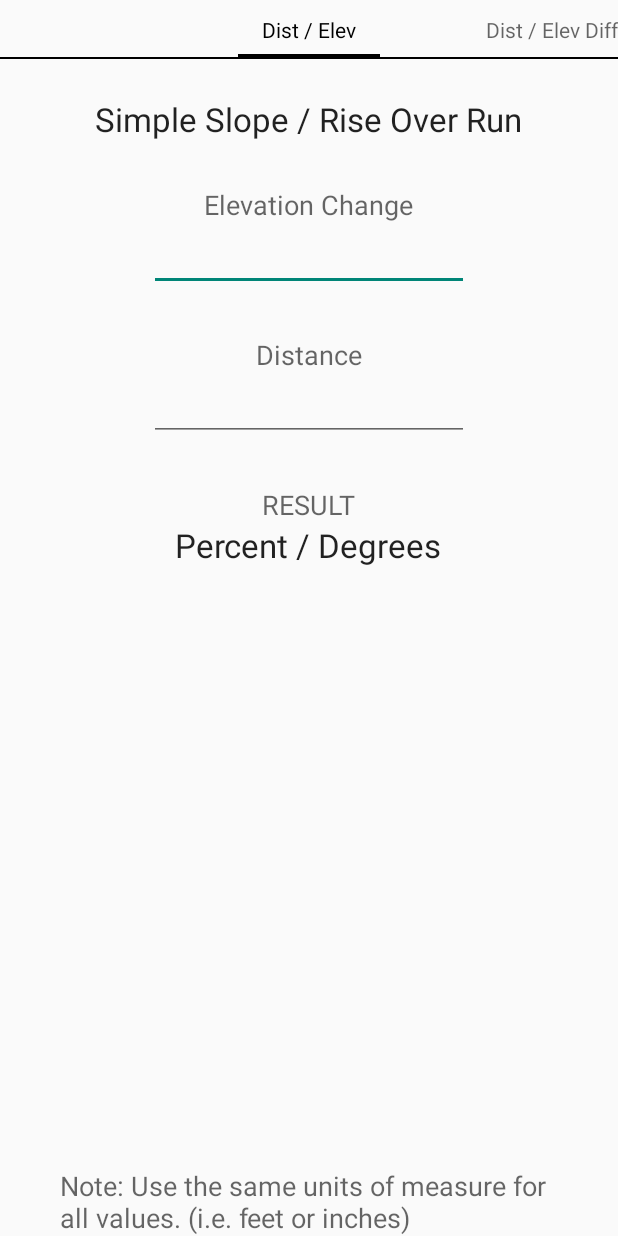
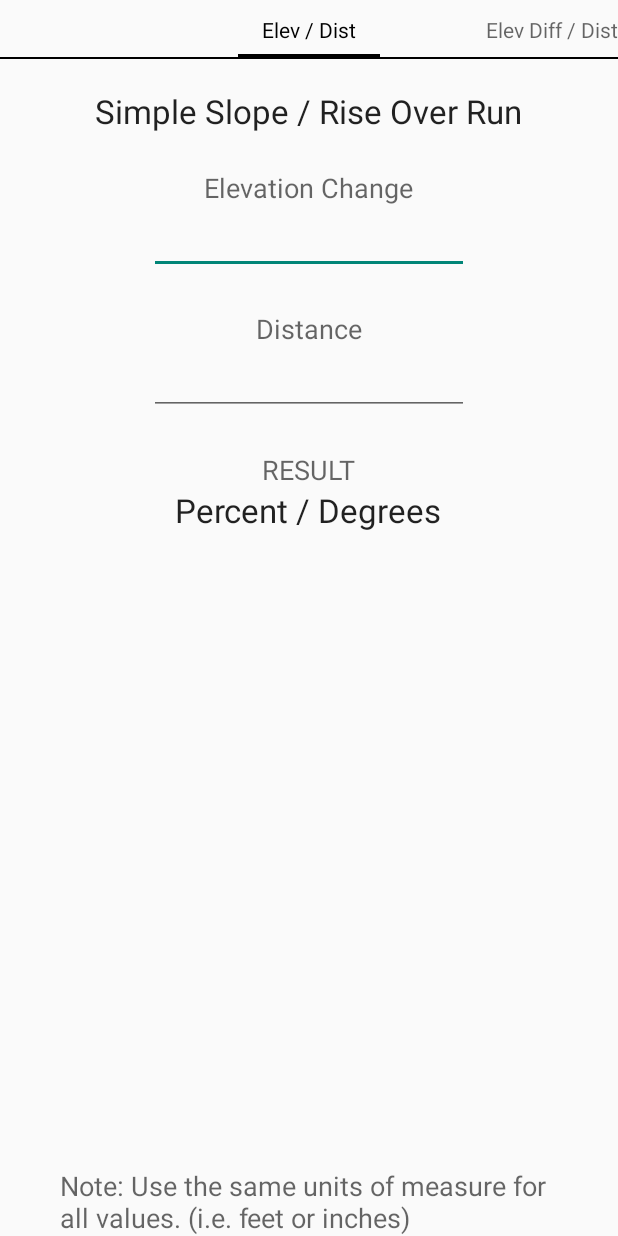
Before and after one commit to TheBogueRat/EAF_Toolkit, an Android app: the SlopeFragment1 screen opened directly, with no data from a screen before it, on a phone screen of 412 x 824 dp. Run offline under Robolectric (Android 15) with nearby library versions, the phone set to English and light mode, and no system bars.

Commit message:
Stable Slope One Tab Done

```diff
--- a/app/src/main/java/com/bogueratcreations/eaftoolkit/Inspections.java
+++ b/app/src/main/java/com/bogueratcreations/eaftoolkit/Inspections.java
@@ -2,11 +2,12 @@ package com.bogueratcreations.eaftoolkit;
 
 import android.support.v7.app.ActionBarActivity;
 import android.os.Bundle;
+import android.support.v7.app.AppCompatActivity;
 import android.view.Menu;
 import android.view.MenuItem;
 
 
-public class Inspections extends ActionBarActivity {
+public class Inspections extends AppCompatActivity {
 
     @Override
     protected void onCreate(Bundle savedInstanceState) {
--- a/app/src/main/java/com/bogueratcreations/eaftoolkit/Julian.java
+++ b/app/src/main/java/com/bogueratcreations/eaftoolkit/Julian.java
@@ -2,11 +2,12 @@ package com.bogueratcreations.eaftoolkit;
 
 import android.support.v7.app.ActionBarActivity;
 import android.os.Bundle;
+import android.support.v7.app.AppCompatActivity;
 import android.view.Menu;
 import android.view.MenuItem;
 
 
-public class Julian extends ActionBarActivity {
+public class Julian extends AppCompatActivity {
 
     @Override
     protected void onCreate(Bundle savedInstanceState) {
--- a/app/src/main/java/com/bogueratcreations/eaftoolkit/SlopeFragment1.java
+++ b/app/src/main/java/com/bogueratcreations/eaftoolkit/SlopeFragment1.java
@@ -15,6 +15,10 @@ import android.widget.TextView;
  */
 public class SlopeFragment1 extends Fragment{
 
+    EditText etElev;
+    EditText etDist;
+    TextView tvResult;
+
     public SlopeFragment1() {
         // Required empty public constructor
     }
@@ -24,8 +28,44 @@ public class SlopeFragment1 extends Fragment{
                              Bundle savedInstanceState) {
 
         // Inflate the layout for this fragment
-        View view = inflater.inflate(R.layout.fragment_slope1, container, false);
-        return view;
+        View V = inflater.inflate(R.layout.fragment_slope1, container, false);
+        etElev = (EditText)V.findViewById(R.id.etSlope1Elev);
+        etElev.addTextChangedListener(new TextWatcher() {
+            @Override
+            public void beforeTextChanged(CharSequence s, int start, int count, int after) {
+
+            }
+
+            @Override
+            public void onTextChanged(CharSequence s, int start, int before, int count) {
+
+            }
+
+            @Override
+            public void afterTextChanged(Editable s) {
+                tvResult.setText(s);
+            }
+        });
+        etDist = (EditText)V.findViewById(R.id.etSlope1Dist);
+        etDist.addTextChangedListener(new TextWatcher() {
+            @Override
+            public void beforeTextChanged(CharSequence s, int start, int count, int after) {
+
+            }
+
+            @Override
+            public void onTextChanged(CharSequence s, int start, int before, int count) {
+
+            }
+
+            @Override
+            public void afterTextChanged(Editable s) {
+                tvResult.setText(s);
+            }
+        });
+        tvResult = (TextView)V.findViewById(R.id.tvSlope1Result);
+
+        return V;
     }
 
 }
--- a/app/src/main/java/com/bogueratcreations/eaftoolkit/SlopePagerAdapter.java
+++ b/app/src/main/java/com/bogueratcreations/eaftoolkit/SlopePagerAdapter.java
@@ -12,7 +12,7 @@ public class SlopePagerAdapter extends FragmentPagerAdapter {
 
     final int PAGE_COUNT = 3;
     // Tab Titles
-    private String tabtitles[] = new String[] { "Dist / Elev", "Dist / Elev Diff", "Convert" };
+    private String tabtitles[] = new String[] { "Elev / Dist", "Elev Diff / Dist", "Convert % <-> \u00b0" };
     Context context;
 
     public SlopePagerAdapter(FragmentManager fm) {
--- a/app/src/main/java/com/bogueratcreations/eaftoolkit/TaskDetailActivity.java
+++ b/app/src/main/java/com/bogueratcreations/eaftoolkit/TaskDetailActivity.java
@@ -4,6 +4,7 @@ import android.content.Intent;
 import android.os.Bundle;
 import android.support.v7.app.ActionBarActivity;
 import android.support.v4.app.NavUtils;
+import android.support.v7.app.AppCompatActivity;
 import android.view.MenuItem;
 
 
@@ -16,7 +17,7 @@ import android.view.MenuItem;
  * This activity is mostly just a 'shell' activity containing nothing
  * more than a {@link TaskDetailFragment}.
  */
-public class TaskDetailActivity extends ActionBarActivity {
+public class TaskDetailActivity extends AppCompatActivity {
 
     @Override
     protected void onCreate(Bundle savedInstanceState) {
--- a/app/src/main/res/layout/activity_slope.xml
+++ b/app/src/main/res/layout/activity_slope.xml
@@ -13,12 +13,3 @@
         android:textColor="#000000" />
 
 </android.support.v4.view.ViewPager>
-
-<!--
-<android.support.v4.view.ViewPager
-    xmlns:android="http://schemas.android.com/apk/res/android"
-    xmlns:tools="http://schemas.android.com/tools"
-    android:id="@+id/pager"
-    android:layout_width="match_parent"
-    android:layout_height="match_parent"
-    tools:context="com.bogueratcreations.eaftoolkit.Slope" />-->
--- a/app/src/main/res/layout/fragment_slope1.xml
+++ b/app/src/main/res/layout/fragment_slope1.xml
@@ -1,8 +1,8 @@
 <RelativeLayout xmlns:android="http://schemas.android.com/apk/res/android"
     xmlns:tools="http://schemas.android.com/tools" android:layout_width="match_parent"
     android:layout_height="match_parent"
-    tools:context="com.bogueratcreations.eaftoolkit.SlopeFragment1">
-
+    >
+    <!--tools:context="com.bogueratcreations.eaftoolkit.SlopeFragment1"-->
 
     <TextView
         android:layout_width="wrap_content"
@@ -12,12 +12,13 @@
         android:id="@+id/tvHead1"
         android:layout_alignParentTop="true"
         android:layout_centerHorizontal="true"
-        android:layout_marginTop="25dp" />
+        android:layout_marginTop="20dp" />
 
     <EditText
         android:layout_width="wrap_content"
         android:layout_height="wrap_content"
         android:inputType="numberDecimal"
+        android:gravity="center"
         android:ems="10"
         android:id="@+id/etSlope1Elev"
         android:layout_below="@+id/lblSlope1Elev"
@@ -31,12 +32,13 @@
         android:id="@+id/lblSlope1Elev"
         android:layout_below="@+id/tvHead1"
         android:layout_centerHorizontal="true"
-        android:layout_marginTop="30dp" />
+        android:layout_marginTop="24dp" />
 
     <EditText
         android:layout_width="wrap_content"
         android:layout_height="wrap_content"
         android:inputType="numberDecimal"
+        android:gravity="center"
         android:ems="10"
         android:id="@+id/etSlope1Dist"
         android:layout_below="@+id/lblSlope1Dist"
@@ -50,7 +52,7 @@
         android:id="@+id/lblSlope1Dist"
         android:layout_below="@+id/etSlope1Elev"
         android:layout_centerHorizontal="true"
-        android:layout_marginTop="30dp" />
+        android:layout_marginTop="24dp" />
 
     <TextView
         android:layout_width="wrap_content"
@@ -60,7 +62,7 @@
         android:id="@+id/lblSlope1Result"
         android:layout_below="@+id/etSlope1Dist"
         android:layout_centerHorizontal="true"
-        android:layout_marginTop="30dp" />
+        android:layout_marginTop="24dp" />
 
     <TextView
         android:layout_width="wrap_content"
```
Also changed, not shown: app/src/main/java/com/bogueratcreations/eaftoolkit/SlopeFragment3.java (+69 -1 lines), app/src/main/java/com/bogueratcreations/eaftoolkit/convert.java (added, +35 -0 lines), app/src/main/res/layout/fragment_slope2.xml (+8 -5 lines), app/src/main/res/layout/fragment_slope3.xml (+26 -15 lines).
